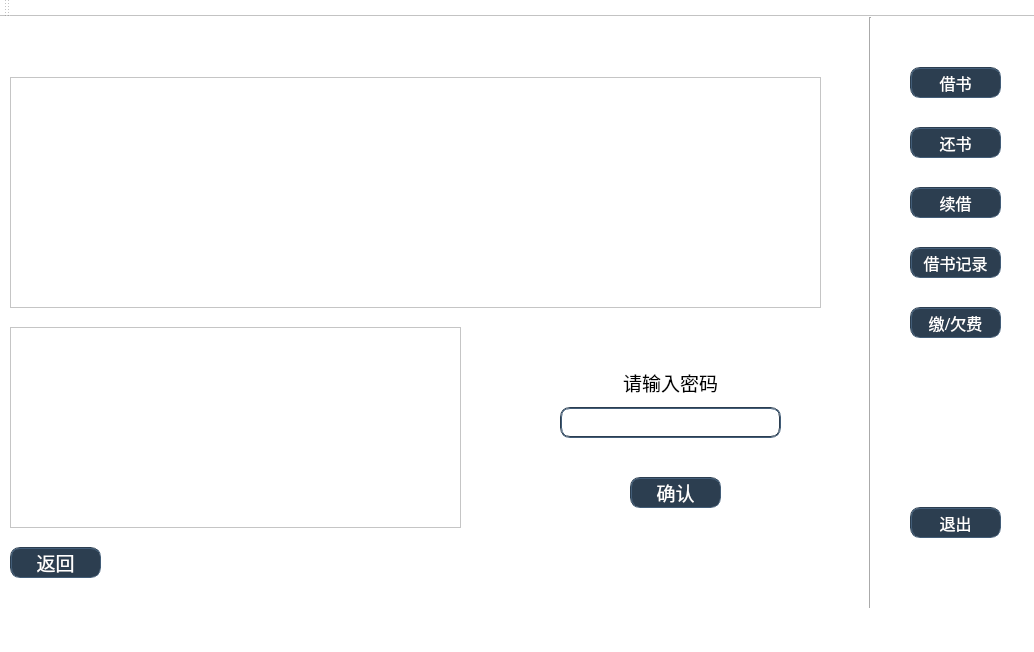
Above: abc/mainwindow.ui from BookMangeTeam/bookmanage before the change. Below: the same form after it.
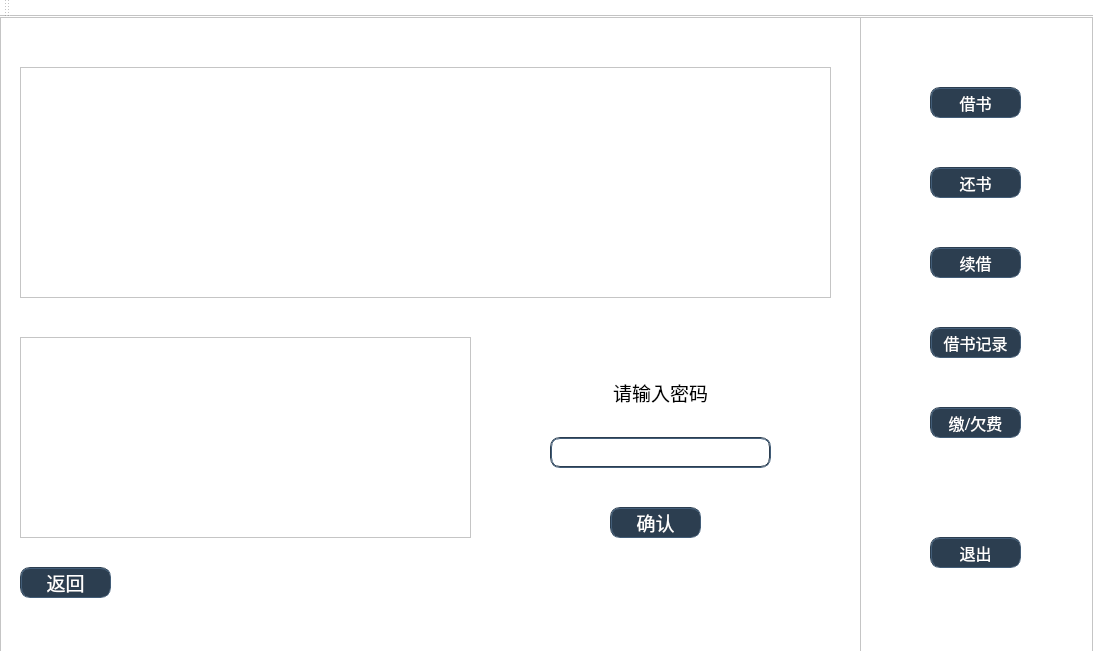
That is the form after the change. The open tabs and pages were chosen to show the change. Icons and pictures are not drawn.

What changed in the file:
```diff
--- a/abc/mainwindow.ui
+++ b/abc/mainwindow.ui
@@ -6,8 +6,8 @@
    <rect>
     <x>0</x>
     <y>0</y>
-    <width>1034</width>
-    <height>652</height>
+    <width>1093</width>
+    <height>651</height>
    </rect>
   </property>
   <property name="sizePolicy">
@@ -26,11 +26,35 @@
    <string notr="true">background-color:#fff</string>
   </property>
   <widget class="QWidget" name="centralWidget">
+   <widget class="QFrame" name="mainWindowBackgroundFrame1">
+    <property name="geometry">
+     <rect>
+      <x>860</x>
+      <y>0</y>
+      <width>233</width>
+      <height>641</height>
+     </rect>
+    </property>
+    <property name="autoFillBackground">
+     <bool>false</bool>
+    </property>
+    <property name="styleSheet">
+     <string notr="true">#mainWindowBackgroundFrame1
+{
+border-image: url(:/3.jpg);
+}</string>
+    </property>
+    <property name="frameShape">
+     <enum>QFrame::StyledPanel</enum>
+    </property>
+    <property name="frameShadow">
+     <enum>QFrame::Raised</enum>
+    </property>
    <widget class="QPushButton" name="borrowButton">
     <property name="geometry">
      <rect>
-      <x>910</x>
-      <y>50</y>
+       <x>70</x>
+       <y>70</y>
       <width>91</width>
       <height>31</height>
      </rect>
@@ -56,8 +80,8 @@
    <widget class="QPushButton" name="repayButton">
     <property name="geometry">
      <rect>
-      <x>910</x>
-      <y>110</y>
+       <x>70</x>
+       <y>150</y>
       <width>91</width>
       <height>31</height>
      </rect>
@@ -80,37 +104,37 @@
      <string>还书</string>
     </property>
    </widget>
+    <widget class="QPushButton" name="quitButton">
+     <property name="geometry">
+      <rect>
+       <x>70</x>
+       <y>520</y>
+       <width>91</width>
+       <height>31</height>
+      </rect>
+     </property>
+     <property name="font">
+      <font>
+       <family>等线</family>
+       <pointsize>12</pointsize>
+       <weight>50</weight>
+       <bold>false</bold>
+      </font>
+     </property>
+     <property name="cursor">
+      <cursorShape>PointingHandCursor</cursorShape>
+     </property>
+     <property name="styleSheet">
+      <string notr="true">border:2px groove rgb(44, 62, 80);border-radius:10px;padding:2px 4px;background-color:rgb(44, 62, 80);color:#fff;</string>
+     </property>
+     <property name="text">
+      <string>退出</string>
+     </property>
+    </widget>
    <widget class="QPushButton" name="renewButton">
     <property name="geometry">
      <rect>
-      <x>910</x>
-      <y>170</y>
-      <width>91</width>
-      <height>31</height>
-     </rect>
-    </property>
-    <property name="font">
-     <font>
-      <family>等线</family>
-      <pointsize>12</pointsize>
-      <weight>50</weight>
-      <bold>false</bold>
-     </font>
-    </property>
-    <property name="cursor">
-     <cursorShape>PointingHandCursor</cursorShape>
-    </property>
-    <property name="styleSheet">
-     <string notr="true">border:2px groove rgb(44, 62, 80);border-radius:10px;padding:2px 4px;background-color:rgb(44, 62, 80);color:#fff;</string>
-    </property>
-    <property name="text">
-     <string>续借</string>
-    </property>
-   </widget>
-   <widget class="QPushButton" name="borrowRecordButton">
-    <property name="geometry">
-     <rect>
-      <x>910</x>
+       <x>70</x>
       <y>230</y>
       <width>91</width>
       <height>31</height>
@@ -131,14 +155,41 @@
      <string notr="true">border:2px groove rgb(44, 62, 80);border-radius:10px;padding:2px 4px;background-color:rgb(44, 62, 80);color:#fff;</string>
     </property>
     <property name="text">
+      <string>续借</string>
+     </property>
+    </widget>
+    <widget class="QPushButton" name="borrowRecordButton">
+     <property name="geometry">
+      <rect>
+       <x>70</x>
+       <y>310</y>
+       <width>91</width>
+       <height>31</height>
+      </rect>
+     </property>
+     <property name="font">
+      <font>
+       <family>等线</family>
+       <pointsize>12</pointsize>
+       <weight>50</weight>
+       <bold>false</bold>
+      </font>
+     </property>
+     <property name="cursor">
+      <cursorShape>PointingHandCursor</cursorShape>
+     </property>
+     <property name="styleSheet">
+      <string notr="true">border:2px groove rgb(44, 62, 80);border-radius:10px;padding:2px 4px;background-color:rgb(44, 62, 80);color:#fff;</string>
+     </property>
+     <property name="text">
      <string>借书记录</string>
     </property>
    </widget>
-   <widget class="QPushButton" name="quitButton">
+    <widget class="QPushButton" name="moneyBotton">
     <property name="geometry">
      <rect>
-      <x>910</x>
-      <y>490</y>
+       <x>70</x>
+       <y>390</y>
       <width>91</width>
       <height>31</height>
      </rect>
@@ -158,18 +209,22 @@
      <string notr="true">border:2px groove rgb(44, 62, 80);border-radius:10px;padding:2px 4px;background-color:rgb(44, 62, 80);color:#fff;</string>
     </property>
     <property name="text">
-     <string>退出</string>
-    </property>
+      <string>缴/欠费</string>
+     </property>
+    </widget>
    </widget>
    <widget class="QStackedWidget" name="stackedWidgetPermary">
     <property name="geometry">
      <rect>
-      <x>10</x>
-      <y>10</y>
-      <width>851</width>
-      <height>561</height>
+      <x>0</x>
+      <y>0</y>
+      <width>861</width>
+      <height>641</height>
      </rect>
     </property>
+    <property name="styleSheet">
+     <string notr="true"/>
+    </property>
     <property name="currentIndex">
      <number>0</number>
     </property>
@@ -537,10 +592,31 @@
      </widget>
     </widget>
     <widget class="QWidget" name="page_6">
+     <widget class="QFrame" name="mainWindowBackGroundFrame7">
+      <property name="geometry">
+       <rect>
+        <x>0</x>
+        <y>0</y>
+        <width>861</width>
+        <height>641</height>
+       </rect>
+      </property>
+      <property name="styleSheet">
+       <string notr="true">#mainWindowBackGroundFrame7
+{
+	border-image: url(:/6.png);
+}</string>
+      </property>
+      <property name="frameShape">
+       <enum>QFrame::StyledPanel</enum>
+      </property>
+      <property name="frameShadow">
+       <enum>QFrame::Raised</enum>
+      </property>
      <widget class="QTableView" name="inDebtInformation">
       <property name="geometry">
        <rect>
-        <x>0</x>
+         <x>20</x>
         <y>50</y>
         <width>811</width>
         <height>231</height>
@@ -550,24 +626,11 @@
        <string notr="true"/>
       </property>
      </widget>
-     <widget class="QTableView" name="paymentInformation">
-      <property name="geometry">
-       <rect>
-        <x>0</x>
-        <y>300</y>
-        <width>451</width>
-        <height>201</height>
-       </rect>
-      </property>
-      <property name="styleSheet">
-       <string notr="true"/>
-      </property>
-     </widget>
      <widget class="QLabel" name="passwordMoney">
       <property name="geometry">
        <rect>
         <x>600</x>
-        <y>340</y>
+         <y>360</y>
         <width>121</width>
         <height>31</height>
        </rect>
@@ -580,6 +643,9 @@
         <bold>false</bold>
        </font>
       </property>
+       <property name="autoFillBackground">
+        <bool>false</bool>
+       </property>
       <property name="text">
        <string>请输入密码</string>
       </property>
@@ -587,11 +653,24 @@
        <set>Qt::AlignCenter</set>
       </property>
      </widget>
+      <widget class="QTableView" name="paymentInformation">
+       <property name="geometry">
+        <rect>
+         <x>20</x>
+         <y>320</y>
+         <width>451</width>
+         <height>201</height>
+        </rect>
+       </property>
+       <property name="styleSheet">
+        <string notr="true"/>
+       </property>
+      </widget>
      <widget class="QLineEdit" name="passwordMoneyInput">
       <property name="geometry">
        <rect>
         <x>550</x>
-        <y>380</y>
+         <y>420</y>
         <width>221</width>
         <height>31</height>
        </rect>
@@ -609,8 +688,8 @@
      <widget class="QPushButton" name="affirmButtonMoney">
       <property name="geometry">
        <rect>
-        <x>620</x>
-        <y>450</y>
+         <x>610</x>
+         <y>490</y>
         <width>91</width>
         <height>31</height>
        </rect>
@@ -636,8 +715,8 @@
      <widget class="QPushButton" name="returnButtonMoney">
       <property name="geometry">
        <rect>
-        <x>0</x>
-        <y>520</y>
+         <x>20</x>
+         <y>550</y>
         <width>91</width>
         <height>31</height>
        </rect>
@@ -662,56 +741,7 @@
      </widget>
     </widget>
    </widget>
-   <widget class="Line" name="line">
-    <property name="geometry">
-     <rect>
-      <x>860</x>
-      <y>0</y>
-      <width>20</width>
-      <height>591</height>
-     </rect>
-    </property>
-    <property name="orientation">
-     <enum>Qt::Vertical</enum>
-    </property>
    </widget>
-   <widget class="QPushButton" name="moneyBotton">
-    <property name="geometry">
-     <rect>
-      <x>910</x>
-      <y>290</y>
-      <width>91</width>
-      <height>31</height>
-     </rect>
-    </property>
-    <property name="font">
-     <font>
-      <family>等线</family>
-      <pointsize>12</pointsize>
-      <weight>50</weight>
-      <bold>false</bold>
-     </font>
-    </property>
-    <property name="cursor">
-     <cursorShape>PointingHandCursor</cursorShape>
-    </property>
-    <property name="styleSheet">
-     <string notr="true">border:2px groove rgb(44, 62, 80);border-radius:10px;padding:2px 4px;background-color:rgb(44, 62, 80);color:#fff;</string>
-    </property>
-    <property name="text">
-     <string>缴/欠费</string>
-    </property>
-   </widget>
-  </widget>
-  <widget class="QMenuBar" name="menuBar">
-   <property name="geometry">
-    <rect>
-     <x>0</x>
-     <y>0</y>
-     <width>1034</width>
-     <height>23</height>
-    </rect>
-   </property>
   </widget>
   <widget class="QToolBar" name="mainToolBar">
    <attribute name="toolBarArea">
@@ -721,7 +751,6 @@
     <bool>false</bool>
    </attribute>
   </widget>
-  <widget class="QStatusBar" name="statusBar"/>
  </widget>
  <layoutdefault spacing="6" margin="11"/>
  <resources/>
```
Left out of the diff: 281 changed lines with no effect on the pictures. Lines whose indentation alone changed are shown as unchanged.
